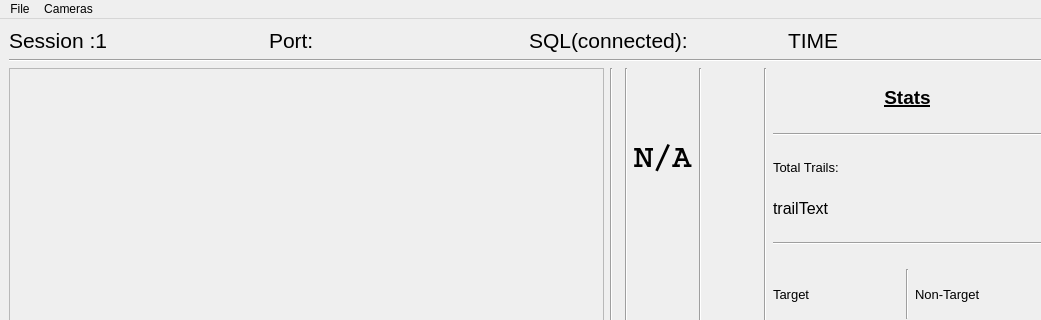
Qt form newwin.ui (Salk-Shtrahman/Temporal) before a commit; both pictures show x 0 to 1041 and y 0 to 320 of the 1146 by 650 pixel window.
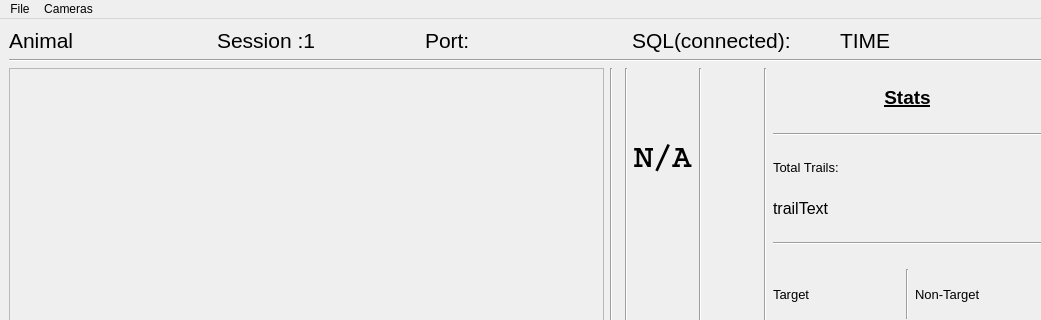
The same form after that commit.

Commit message: animal ID logging added

```diff
--- a/newwin.ui
+++ b/newwin.ui
@@ -932,6 +932,18 @@
     </item>
     <item row="0" column="1">
      <layout class="QHBoxLayout" name="horizontalLayout">
+      <item>
+       <widget class="QLabel" name="animalID">
+        <property name="font">
+         <font>
+          <pointsize>16</pointsize>
+         </font>
+        </property>
+        <property name="text">
+         <string>Animal</string>
+        </property>
+       </widget>
+      </item>
       <item>
        <widget class="QLabel" name="sessionID">
         <property name="font">
```
The commit also changes 10 other files.
